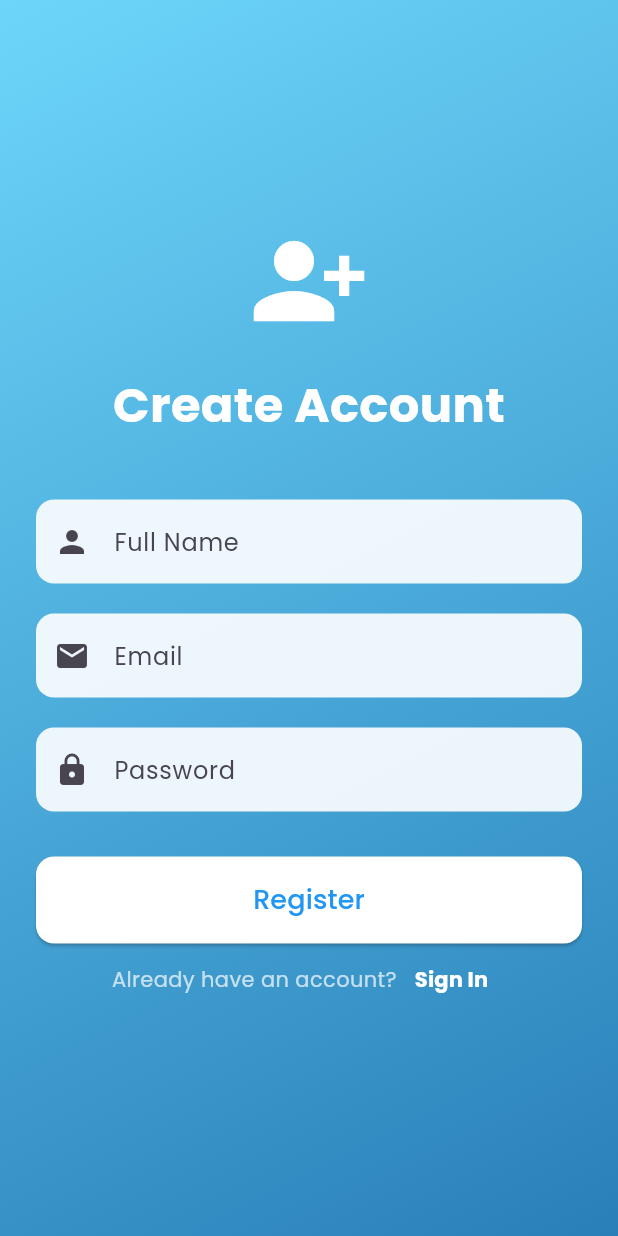
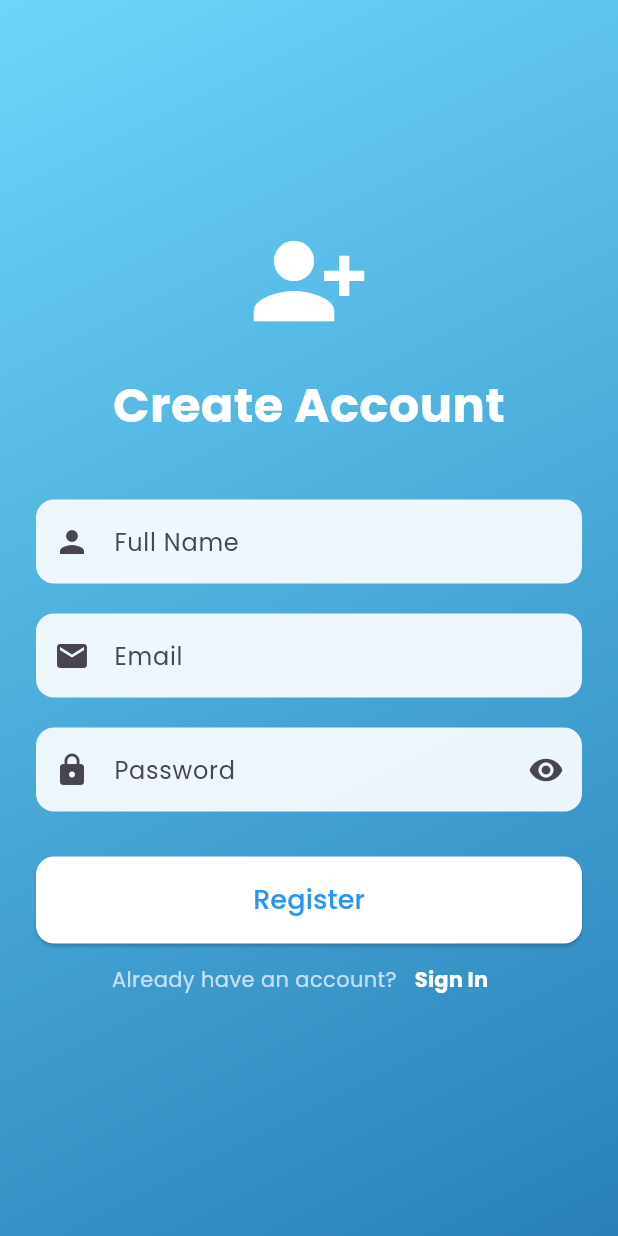
Before and after one commit to mjvnaaa/Pembuatan-Form-Login-dan-Registrasi-Interaktif, a Flutter app: the screen it shows after launch, after a tap on "Sign Up", on a phone screen of 412 x 824 dp. Run offline on Flutter 3.47's test engine with Material 3 defaults, Android fonts, the phone set to English and light mode, and no system bars; our stand-ins replace google_fonts.

Commit message:
latihan 2

```diff
--- a/lib/login_page.dart
+++ b/lib/login_page.dart
@@ -13,18 +13,19 @@ class LoginPage extends StatefulWidget {
 class _LoginPageState extends State<LoginPage> {
   final _emailController = TextEditingController();
   final _passwordController = TextEditingController();
+  bool _obsecurePassowrd = true; // INI UNTUK OBSCURE PASSWORD
 
   void _login() {
     String email = _emailController.text;
     String password = _passwordController.text;
 
-    if (userData.containsKey(email) && userData[email]!['password'] == password) {
+    if (userData.containsKey(email) &&
+        userData[email]!['password'] == password) {
       Navigator.pushReplacement(
         context,
         MaterialPageRoute(
-          builder: (context) => HomePage(
-            fullName: userData[email]!['fullName']!,
-          ),
+          builder: (context) =>
+              HomePage(fullName: userData[email]!['fullName']!),
         ),
       );
     } else {
@@ -93,7 +94,7 @@ class _LoginPageState extends State<LoginPage> {
                 SizedBox(height: 20),
                 TextField(
                   controller: _passwordController,
-                  obscureText: true,
+                  obscureText: _obsecurePassowrd,
                   decoration: InputDecoration(
                     hintText: 'Password',
                     filled: true,
@@ -103,6 +104,17 @@ class _LoginPageState extends State<LoginPage> {
                       borderRadius: BorderRadius.circular(12),
                       borderSide: BorderSide.none,
                     ),
+                    // INI UNTUK MATA YANG PASSWORD
+                    suffixIcon: IconButton(
+                      icon: Icon(
+                        _obsecurePassowrd ? Icons.visibility : Icons.visibility_off,
+                      ),
+                      onPressed: () {
+                        setState(() {
+                          _obsecurePassowrd = !_obsecurePassowrd;
+                        });
+                      },
+                    )
                   ),
                 ),
                 SizedBox(height: 30),
@@ -121,19 +133,25 @@ class _LoginPageState extends State<LoginPage> {
                 Row(
                   mainAxisAlignment: MainAxisAlignment.center,
                   children: [
-                    Text("Don’t have an account?",
-                        style: TextStyle(color: Colors.white70)),
+                    Text(
+                      "Don’t have an account?",
+                      style: TextStyle(color: Colors.white70),
+                    ),
                     TextButton(
                       onPressed: () {
                         Navigator.push(
                           context,
-                          MaterialPageRoute(builder: (context) => RegisterPage()),
+                          MaterialPageRoute(
+                            builder: (context) => RegisterPage(),
+                          ),
                         );
                       },
                       child: Text(
                         'Sign Up',
                         style: TextStyle(
-                            color: Colors.white, fontWeight: FontWeight.bold),
+                          color: Colors.white,
+                          fontWeight: FontWeight.bold,
+                        ),
                       ),
                     ),
                   ],
--- a/lib/register_page.dart
+++ b/lib/register_page.dart
@@ -12,6 +12,7 @@ class _RegisterPageState extends State<RegisterPage> {
   final _fullNameController = TextEditingController();
   final _emailController = TextEditingController();
   final _passwordController = TextEditingController();
+  bool _obscurePassword = true; // untuk toggle password
 
   void _showErrorDialog(String message) {
     showDialog(
@@ -138,7 +139,7 @@ class _RegisterPageState extends State<RegisterPage> {
                 const SizedBox(height: 20),
                 TextField(
                   controller: _passwordController,
-                  obscureText: true,
+                  obscureText: _obscurePassword,
                   decoration: InputDecoration(
                     hintText: 'Password',
                     filled: true,
@@ -147,6 +148,18 @@ class _RegisterPageState extends State<RegisterPage> {
                     border: OutlineInputBorder(
                       borderRadius: BorderRadius.circular(12),
                       borderSide: BorderSide.none,
+                    ),
+                    suffixIcon: IconButton(
+                      icon: Icon(
+                        _obscurePassword
+                            ? Icons.visibility
+                            : Icons.visibility_off,
+                      ),
+                      onPressed: () {
+                        setState(() {
+                          _obscurePassword = !_obscurePassword;
+                        });
+                      },
                     ),
                   ),
                 ),
```
Also changed, not shown: 1 other file.
